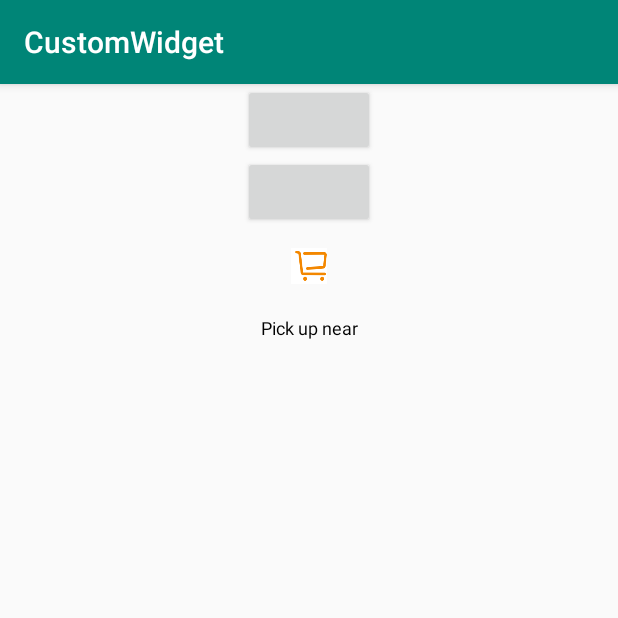
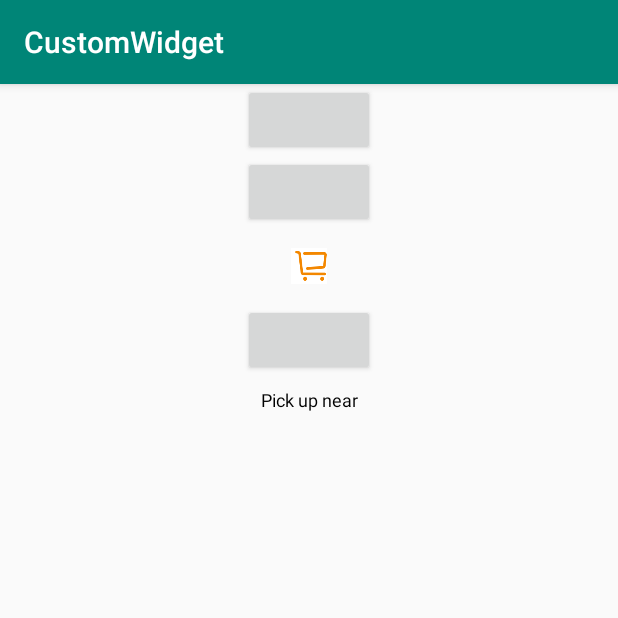
Before and after one commit to willpyshan13/CustomWidget, an Android app: the screen it shows after launch (MainActivity), after a tap on an icon or button, on a phone screen of 412 x 824 dp, the top half of it. Run offline under Robolectric (Android 15) with nearby library versions, the phone set to English and light mode, and no system bars; 2 other taps on this screen came first.

Commit message:
修改文本绘画的位置

```diff
--- a/app/src/main/java/com/will/myapplication/MainActivity.kt
+++ b/app/src/main/java/com/will/myapplication/MainActivity.kt
@@ -20,6 +20,10 @@ class MainActivity : AppCompatActivity() {
         btn_top.setOnClickListener {
             scroll_text.showPre()
             scroll_text_content.showPre()
+        }
+
+        btn_3.setOnClickListener {
+            scroll_text_content.showNext()
         }
 
         btn_bottom.setOnClickListener(object : View.OnClickListener {
--- a/app/src/main/java/com/will/myapplication/ScrollTextWidget.kt
+++ b/app/src/main/java/com/will/myapplication/ScrollTextWidget.kt
@@ -4,6 +4,7 @@ import android.animation.ValueAnimator
 import android.content.Context
 import android.graphics.*
 import android.util.AttributeSet
+import android.util.Log
 import android.view.View
 
 /**
@@ -200,6 +201,8 @@ class ScrollTextWidget @JvmOverloads constructor(
      */
     private fun drawScrollText(canvas: Canvas) {
         canvas.save()
+        Log.d("text","drawScrollText:height==${height} offset = $offset")
+        Log.d("text","drawScrollText:height==${width} offset = $offset")
         val textWidth = width / 2F
         textList?.let {
             if (number > oldNumber) {
@@ -207,9 +210,11 @@ class ScrollTextWidget @JvmOverloads constructor(
                 canvas.drawText(
                     textList!![number],
                     textWidth,
-                    offset + (height + textRect.height()) / 2,
+                    offset + (height +textRect.height()) / 2F,
                     textPaint
                 )
+
+                Log.d("text",""+(offset + (height ) / 2F))
 
                 textPaint.getTextBounds(
                     textList!![oldNumber],
@@ -220,18 +225,20 @@ class ScrollTextWidget @JvmOverloads constructor(
                 canvas.drawText(
                     textList!![oldNumber],
                     textWidth,
-                    offset + (height + textRect.height()) / 2 - height,
+                    offset + (height +textRect.height()) / 2F - height,
                     textPaint
                 )
+                Log.d("text",""+(textWidth))
+                Log.d("text",""+(offset + (height ) / 2F - height))
             } else {
                 textPaint.getTextBounds(textList!![number], 0, textList!![number].length, textRect)
                 canvas.drawText(
                     textList!![number],
                     textWidth,
-                    offset + (height + textRect.height()) / 2 - height,
+                    offset + (height ) / 2F - height,
                     textPaint
                 )
-
+                Log.d("text",""+(offset + (height+textRect.height() ) / 2F - height))
                 textPaint.getTextBounds(
                     textList!![oldNumber],
                     0,
@@ -241,9 +248,11 @@ class ScrollTextWidget @JvmOverloads constructor(
                 canvas.drawText(
                     textList!![oldNumber],
                     textWidth,
-                    offset + (height + textRect.height()) / 2,
+                    offset + (height+textRect.height() ) / 2,
                     textPaint
                 )
+                Log.d("text",""+(textWidth))
+                Log.d("text",""+(offset + (height ) / 2F))
             }
         }
         canvas.restore()
--- a/app/src/main/res/layout/activity_main.xml
+++ b/app/src/main/res/layout/activity_main.xml
@@ -56,6 +56,13 @@
 
     </androidx.constraintlayout.widget.ConstraintLayout>
 
+    <Button
+        android:id="@+id/btn_3"
+        android:layout_width="wrap_content"
+        android:layout_height="wrap_content"
+        app:layout_constraintLeft_toLeftOf="parent"
+        app:layout_constraintRight_toRightOf="parent"
+        app:layout_constraintTop_toBottomOf="@+id/shopping_car" />
 
     <com.will.myapplication.ScrollTextWidget
         android:id="@+id/scroll_text_content"
@@ -64,7 +71,7 @@
         app:borderColor="#f38700"
         app:layout_constraintLeft_toLeftOf="parent"
         app:layout_constraintRight_toRightOf="parent"
-        app:layout_constraintTop_toBottomOf="@+id/shopping_car"
+        app:layout_constraintTop_toBottomOf="@+id/btn_3"
         app:textColor="#000000"
         app:textRes="@array/store_groceries_title"
         app:textSize="12sp" />
```
